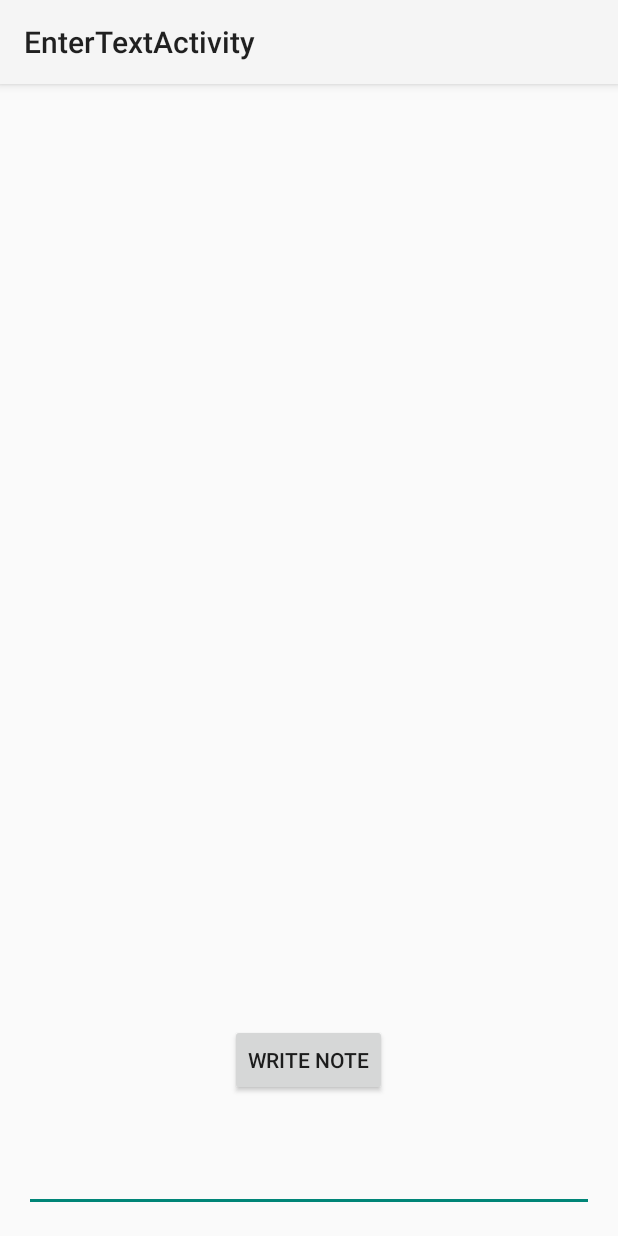
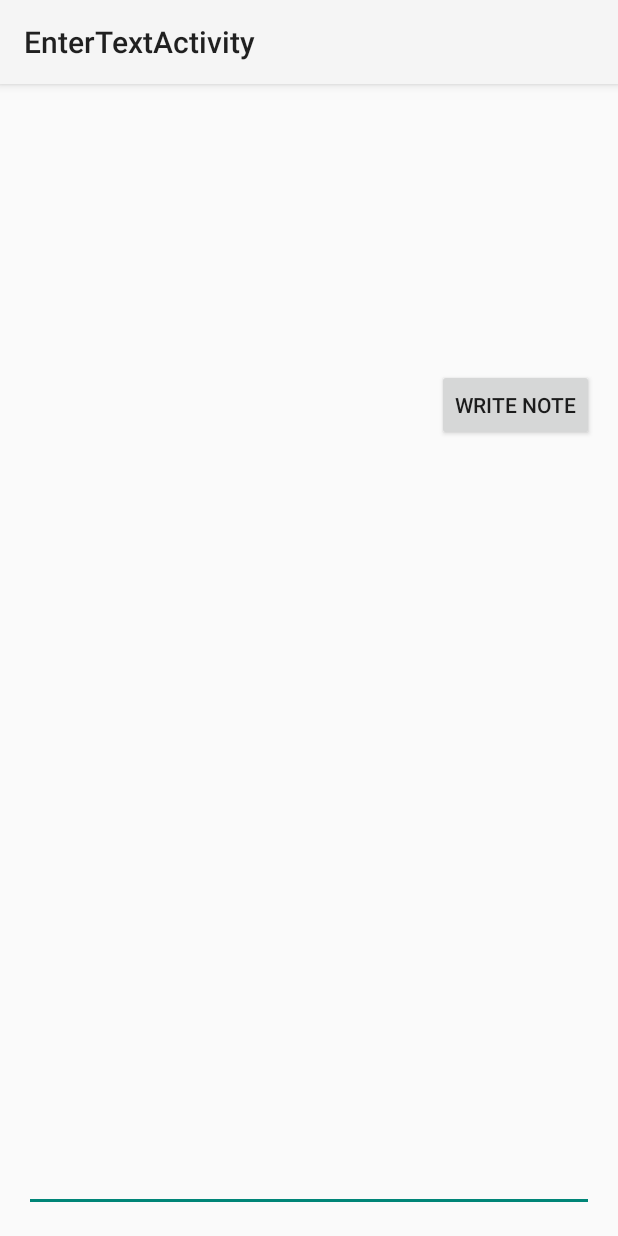
Before and after one commit to mitchtehfrog/NFCapp, an Android app: the EnterTextActivity screen opened directly, with no data from a screen before it, on a phone screen of 412 x 824 dp. Run offline under Robolectric (Android 15) with nearby library versions, the phone set to English and light mode, and no system bars.

Commit message:
fixed a couple bugs

```diff
--- a/app/src/main/java/edu/elon/cs/nfcbulletin/EnterTextActivity.java
+++ b/app/src/main/java/edu/elon/cs/nfcbulletin/EnterTextActivity.java
@@ -74,6 +74,7 @@ public class EnterTextActivity extends Activity {
 
         Intent intent = new Intent(this, WriteNoteActivity.class);
         intent.putExtra("message", ndefMessage);
+        finish();
         startActivity(intent);
     }
 
--- a/app/src/main/java/edu/elon/cs/nfcbulletin/ViewTagContentActivity.java
+++ b/app/src/main/java/edu/elon/cs/nfcbulletin/ViewTagContentActivity.java
@@ -76,6 +76,9 @@ public class ViewTagContentActivity extends Activity {
     public void onAddNoteClick(View view){
         Intent intent = new Intent(this, EnterTextActivity.class);
         //FIXME add some code to NOT put the "No notes found!" message
+        if(stringArrayList.get(0).equals("No notes found!")) {
+            stringArrayList = new ArrayList<>();
+        }
         intent.putStringArrayListExtra("messages", stringArrayList);
         startActivity(intent);
     }
--- a/app/src/main/java/edu/elon/cs/nfcbulletin/WriteNoteActivity.java
+++ b/app/src/main/java/edu/elon/cs/nfcbulletin/WriteNoteActivity.java
@@ -123,6 +123,9 @@ public class WriteNoteActivity extends Activity {
 
             Intent newIntent = new Intent(this, ViewTagContentActivity.class);
             ArrayList<String> stringArrayList = ScanNFCActivity.parseStringArrayListFromNdefMessage(newNdefMessage);
+            if(stringArrayList.get(0).equals("") && stringArrayList.size() == 2){
+                stringArrayList.remove(0);
+            }
             newIntent.putStringArrayListExtra("messages", stringArrayList);
             newIntent.putExtra("notes-int", 1);
             finish();
--- a/app/src/main/res/layout/activity_enter_text.xml
+++ b/app/src/main/res/layout/activity_enter_text.xml
@@ -7,9 +7,11 @@
     tools:context="edu.elon.cs.nfcbulletin.EnterTextActivity">
 
     <EditText
+
         android:layout_width="fill_parent"
         android:layout_height="fill_parent"
-        android:id="@+id/edittext"/>
+        android:id="@+id/edittext"
+        android:gravity="top|left"/>
 
     <Button
         style="?android:attr/buttonStyleSmall"
@@ -18,8 +20,8 @@
         android:text="Write Note"
         android:id="@+id/writenotebutton"
         android:onClick="sendWriteNote"
-        android:layout_alignParentBottom="true"
-        android:layout_centerHorizontal="true"
-        android:layout_marginBottom="77dp" />
+        android:layout_marginTop="174dp"
+        android:layout_alignParentTop="true"
+        android:layout_alignEnd="@+id/edittext" />
 
 </RelativeLayout>
```
Also changed, not shown: app/src/main/AndroidManifest.xml (+7 -3 lines), app/src/main/java/edu/elon/cs/nfcbulletin/EditOrDeleteActivity.java (+11 -4 lines), app/src/main/java/edu/elon/cs/nfcbulletin/ScanNFCActivity.java (+5 -3 lines).
